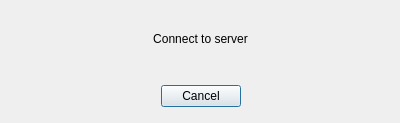
Old version of the form bayrell_os_desktop_client/ConnectDialog.ui in the repository bayrell-os/desktop_client.
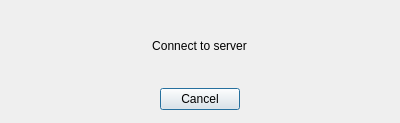
New version of the form.

The edit to the form file:
```diff
--- a/bayrell_os_desktop_client/ConnectDialog.ui
+++ b/bayrell_os_desktop_client/ConnectDialog.ui
@@ -13,40 +13,46 @@
   <property name="windowTitle">
    <string>Dialog</string>
   </property>
-  <widget class="QDialogButtonBox" name="buttonBox">
+  <widget class="QWidget" name="verticalLayoutWidget">
    <property name="geometry">
     <rect>
-     <x>10</x>
-     <y>80</y>
+     <x>9</x>
+     <y>9</y>
      <width>381</width>
-     <height>32</height>
+     <height>111</height>
     </rect>
    </property>
-   <property name="orientation">
-    <enum>Qt::Horizontal</enum>
-   </property>
-   <property name="standardButtons">
-    <set>QDialogButtonBox::Cancel</set>
-   </property>
-   <property name="centerButtons">
-    <bool>true</bool>
-   </property>
-  </widget>
-  <widget class="QLabel" name="label">
-   <property name="geometry">
-    <rect>
-     <x>10</x>
-     <y>30</y>
-     <width>381</width>
-     <height>17</height>
-    </rect>
-   </property>
-   <property name="text">
-    <string>Connect to server</string>
-   </property>
-   <property name="alignment">
-    <set>Qt::AlignCenter</set>
-   </property>
+   <layout class="QVBoxLayout" name="verticalLayout">
+    <property name="sizeConstraint">
+     <enum>QLayout::SetMaximumSize</enum>
+    </property>
+    <property name="bottomMargin">
+     <number>10</number>
+    </property>
+    <item>
+     <widget class="QLabel" name="label">
+      <property name="text">
+       <string>Connect to server</string>
+      </property>
+      <property name="alignment">
+       <set>Qt::AlignCenter</set>
+      </property>
+     </widget>
+    </item>
+    <item>
+     <widget class="QDialogButtonBox" name="buttonBox">
+      <property name="orientation">
+       <enum>Qt::Horizontal</enum>
+      </property>
+      <property name="standardButtons">
+       <set>QDialogButtonBox::Cancel</set>
+      </property>
+      <property name="centerButtons">
+       <bool>true</bool>
+      </property>
+     </widget>
+    </item>
+   </layout>
   </widget>
  </widget>
  <resources/>
```
